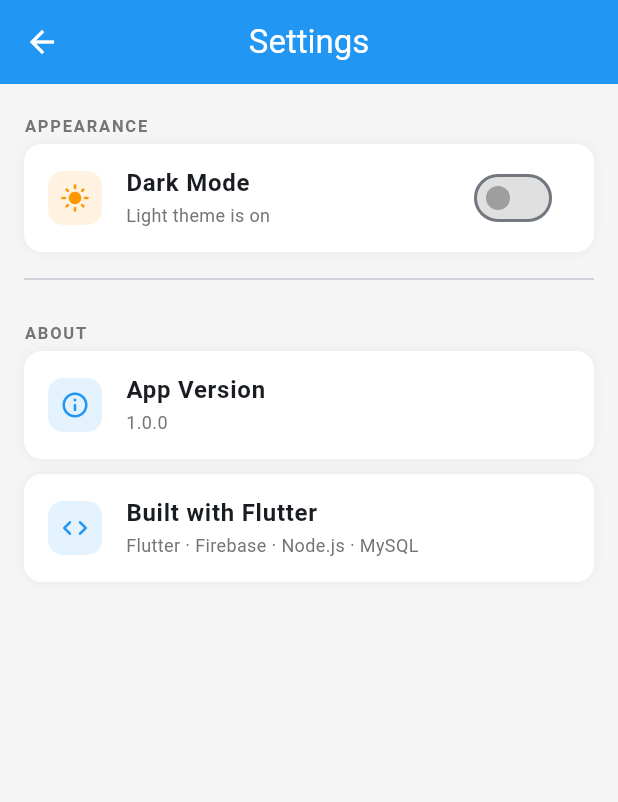
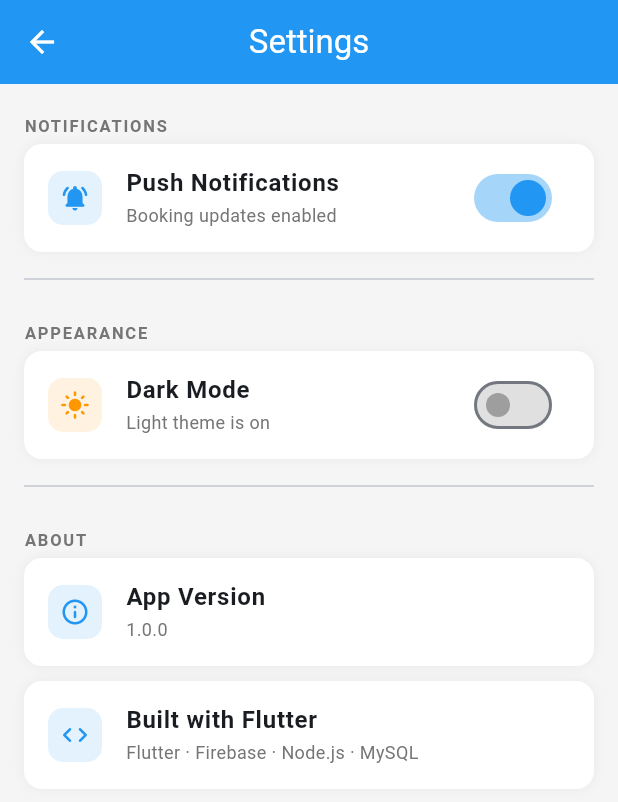
Before and after one commit to Jav1009/slotwise-app, a Flutter app: the ProfileScreen screen opened directly, scrolled down 230 dp, after a tap on "Settings", on a phone screen of 412 x 824 dp. Shown: the top 802 px of the screen. Run offline on Flutter 3.47's test engine with Material 3 defaults, Android fonts, the phone set to English and light mode, and no system bars; our stand-ins replace dio, firebase_auth, firebase_core, firebase_messaging, firebase_storage, fl_chart and 7 more; missing offline and left inert: app_settings; accounts and stored records are empty; generated files the repository leaves out were written again; network calls fail.

Commit message:
Push Notifications Button in Settings. Background Fixes

```diff
--- a/lib/features/settings/settings_screen.dart
+++ b/lib/features/settings/settings_screen.dart
@@ -1,32 +1,139 @@
 // lib/features/settings/settings_screen.dart
 
+import 'package:app_settings/app_settings.dart';
 import 'package:flutter/material.dart';
+import 'package:permission_handler/permission_handler.dart';
 import 'package:provider/provider.dart';
 import '../../providers/theme_provider.dart';
 import '../../core/constants/app_colors.dart';
 
-class SettingsScreen extends StatelessWidget {
+class SettingsScreen extends StatefulWidget {
   const SettingsScreen({super.key});
 
   @override
+  State<SettingsScreen> createState() => _SettingsScreenState();
+}
+
+class _SettingsScreenState extends State<SettingsScreen>
+    with WidgetsBindingObserver {
+  bool _notificationsEnabled = false;
+
+  @override
+  void initState() {
+    super.initState();
+    WidgetsBinding.instance.addObserver(this);
+    _checkNotificationPermission();
+  }
+
+  @override
+  void dispose() {
+    WidgetsBinding.instance.removeObserver(this);
+    super.dispose();
+  }
+
+  // Re-check permission when user returns from system settings
+  @override
+  void didChangeAppLifecycleState(AppLifecycleState state) {
+    if (state == AppLifecycleState.resumed) {
+      _checkNotificationPermission();
+    }
+  }
+
+  Future<void> _checkNotificationPermission() async {
+    final status = await Permission.notification.status;
+    if (mounted) {
+      setState(() =>
+          _notificationsEnabled = status == PermissionStatus.granted);
+    }
+  }
+
+  Future<void> _toggleNotifications(bool value) async {
+    if (value) {
+      final status = await Permission.notification.request();
+      if (mounted) {
+        setState(() =>
+            _notificationsEnabled =
+                status == PermissionStatus.granted);
+        if (status == PermissionStatus.permanentlyDenied) {
+          _showOpenSettingsDialog();
+        }
+      }
+    } else {
+      _showOpenSettingsDialog();
+    }
+  }
+
+  void _showOpenSettingsDialog() {
+    showDialog<void>(
+      context: context,
+      builder: (ctx) => AlertDialog(
+        title: const Text('Notification Settings'),
+        content: const Text(
+          'To change notification permissions, '
+          'please update them in your device settings.',
+        ),
+        actions: [
+          TextButton(
+            onPressed: () => Navigator.pop(ctx),
+            child: const Text('Cancel'),
+          ),
+          TextButton(
+            onPressed: () {
+              Navigator.pop(ctx);
+              AppSettings.openAppSettings(
+                  type: AppSettingsType.notification);
+            },
+            child: const Text('Open Settings'),
+          ),
+        ],
+      ),
+    );
+  }
+
+  @override
   Widget build(BuildContext context) {
-    Theme.of(context);
-    final isDark  = context.watch<ThemeProvider>().isDarkMode;
+    final isDark = context.watch<ThemeProvider>().isDarkMode;
 
     return Scaffold(
-      appBar: AppBar(
-        title: const Text('Settings'),
-      ),
+      appBar: AppBar(title: const Text('Settings')),
       body: ListView(
         children: [
-          // ── Appearance section ───────────────────────────
+          // ── Notifications ──────────────────────────────
+          _SectionHeader(label: 'Notifications'),
+
+          _SettingsTile(
+            isDark: isDark,
+            icon: _notificationsEnabled
+                ? Icons.notifications_active_rounded
+                : Icons.notifications_off_rounded,
+            iconColor: _notificationsEnabled
+                ? AppColors.primary
+                : AppColors.textSecondary,
+            title: 'Push Notifications',
+            subtitle: _notificationsEnabled
+                ? 'Booking updates enabled'
+                : 'Tap to enable notifications',
+            trailing: Switch(
+              value: _notificationsEnabled,
+              onChanged: _toggleNotifications,
+            ),
+          ),
+
+          const Divider(indent: 16, endIndent: 16),
+
+          // ── Appearance ─────────────────────────────────
           _SectionHeader(label: 'Appearance'),
 
           _SettingsTile(
-            icon: isDark ? Icons.dark_mode_rounded : Icons.light_mode_rounded,
-            iconColor: isDark ? const Color(0xFF9C84FC) : AppColors.accent,
+            isDark: isDark,
+            icon: isDark
+                ? Icons.dark_mode_rounded
+                : Icons.light_mode_rounded,
+            iconColor:
+                isDark ? const Color(0xFF9C84FC) : AppColors.accent,
             title: 'Dark Mode',
-            subtitle: isDark ? 'Dark theme is on' : 'Light theme is on',
+            subtitle:
+                isDark ? 'Dark theme is on' : 'Light theme is on',
             trailing: Switch(
               value: isDark,
               onChanged: (_) =>
@@ -36,10 +143,11 @@ class SettingsScreen extends StatelessWidget {
 
           const Divider(indent: 16, endIndent: 16),
 
-          // ── About section ────────────────────────────────
+          // ── About ──────────────────────────────────────
           _SectionHeader(label: 'About'),
 
           _SettingsTile(
+            isDark: isDark,
             icon: Icons.info_outline_rounded,
             iconColor: AppColors.primary,
             title: 'App Version',
@@ -47,6 +155,7 @@ class SettingsScreen extends StatelessWidget {
           ),
 
           _SettingsTile(
+            isDark: isDark,
             icon: Icons.code_rounded,
             iconColor: AppColors.primary,
             title: 'Built with Flutter',
@@ -82,24 +191,24 @@ class _SectionHeader extends StatelessWidget {
 }
 
 class _SettingsTile extends StatelessWidget {
-  final IconData  icon;
-  final Color     iconColor;
-  final String    title;
-  final String    subtitle;
-  final Widget?   trailing;
+  final IconData icon;
+  final Color    iconColor;
+  final String   title;
+  final String   subtitle;
+  final Widget?  trailing;
+  final bool     isDark;
 
   const _SettingsTile({
     required this.icon,
     required this.iconColor,
     required this.title,
     required this.subtitle,
+    required this.isDark,
     this.trailing,
   });
 
   @override
   Widget build(BuildContext context) {
-    final isDark = context.watch<ThemeProvider>().isDarkMode;
-
     return Container(
       margin: const EdgeInsets.fromLTRB(16, 0, 16, 10),
       decoration: BoxDecoration(
--- a/pubspec.yaml
+++ b/pubspec.yaml
@@ -49,6 +49,8 @@ dependencies:
   fl_chart: ^1.2.0
   share_plus: ^12.0.1
   path_provider: ^2.1.5
+  app_settings: ^7.0.0
+  permission_handler: ^12.0.1
 
 dev_dependencies:
   flutter_test:
```
Also changed, not shown: lib/main.dart (+44 -2 lines), pubspec.lock, 1 other file.
